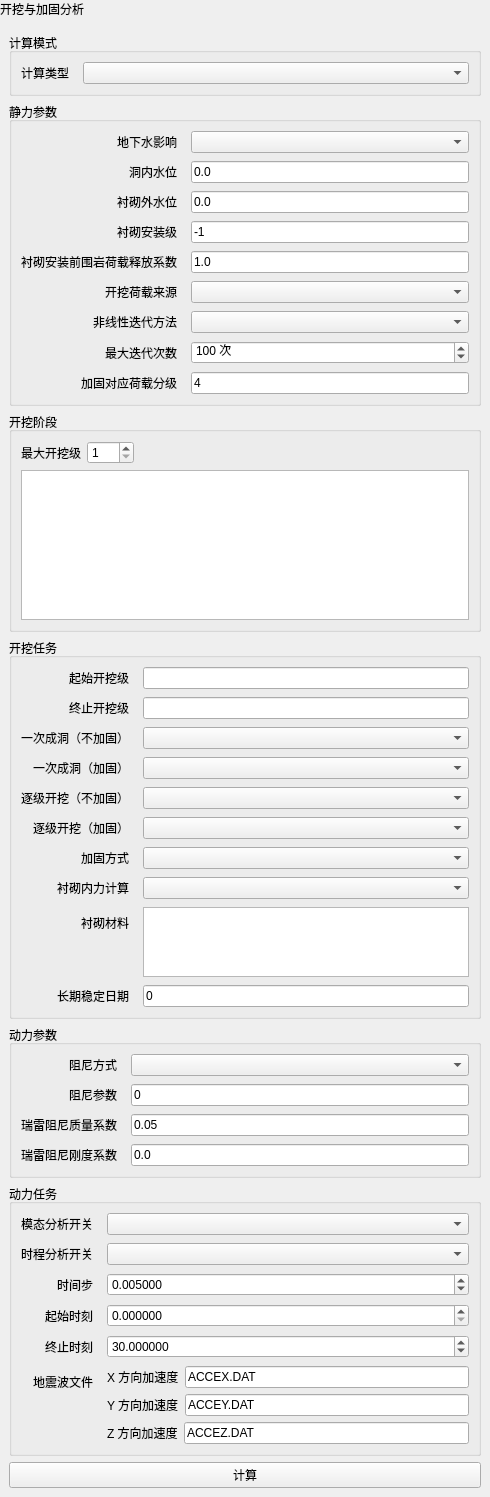
Above: plugins/Base_Solver/CaveSupportComputationPage.ui from asd977/base_cae before the change. Below: the same form after it.
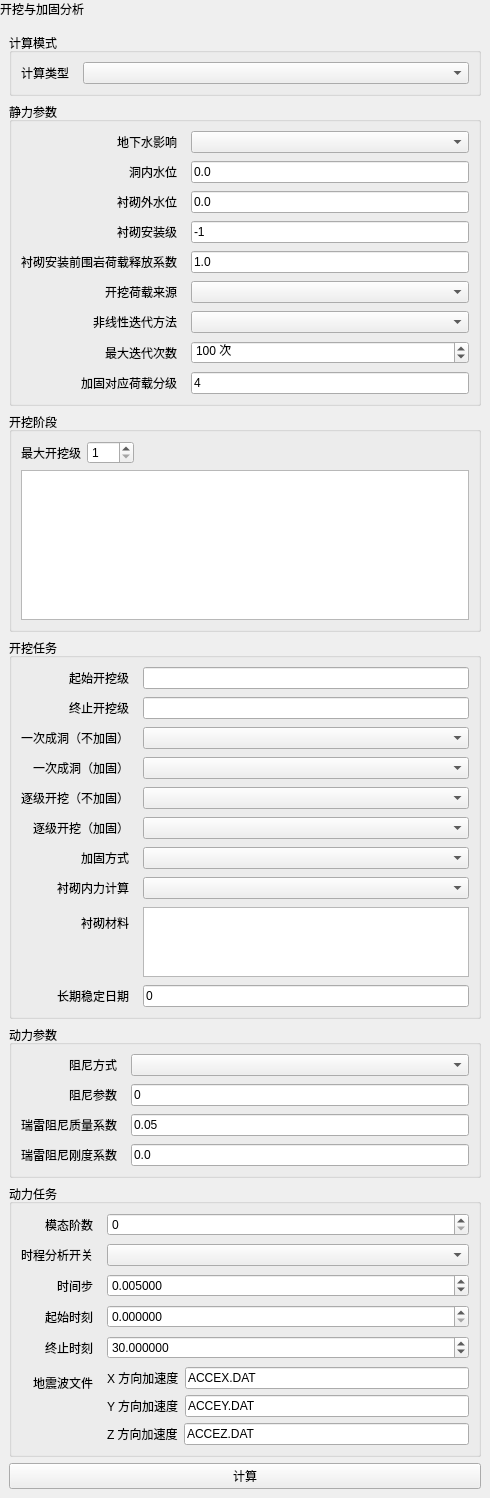
That is the form after the change.

The edit to the form file:
```diff
--- a/plugins/Base_Solver/CaveSupportComputationPage.ui
+++ b/plugins/Base_Solver/CaveSupportComputationPage.ui
@@ -993,7 +993,7 @@
   </sizepolicy>
  </property>
           <property name="text">
-           <string>模态分析开关</string>
+           <string>模态阶数</string>
           </property>
           <property name="wordWrap">
            <bool>false</bool>
@@ -1001,7 +1001,10 @@
          </widget>
         </item>
         <item row="0" column="1">
-         <widget class="QComboBox" name="comboIfMode">
+         <widget class="QSpinBox" name="spinModalCount">
+          <property name="maximum">
+           <number>9999</number>
+          </property>
           <property name="minimumSize">
            <size>
             <width>10</width>
```
